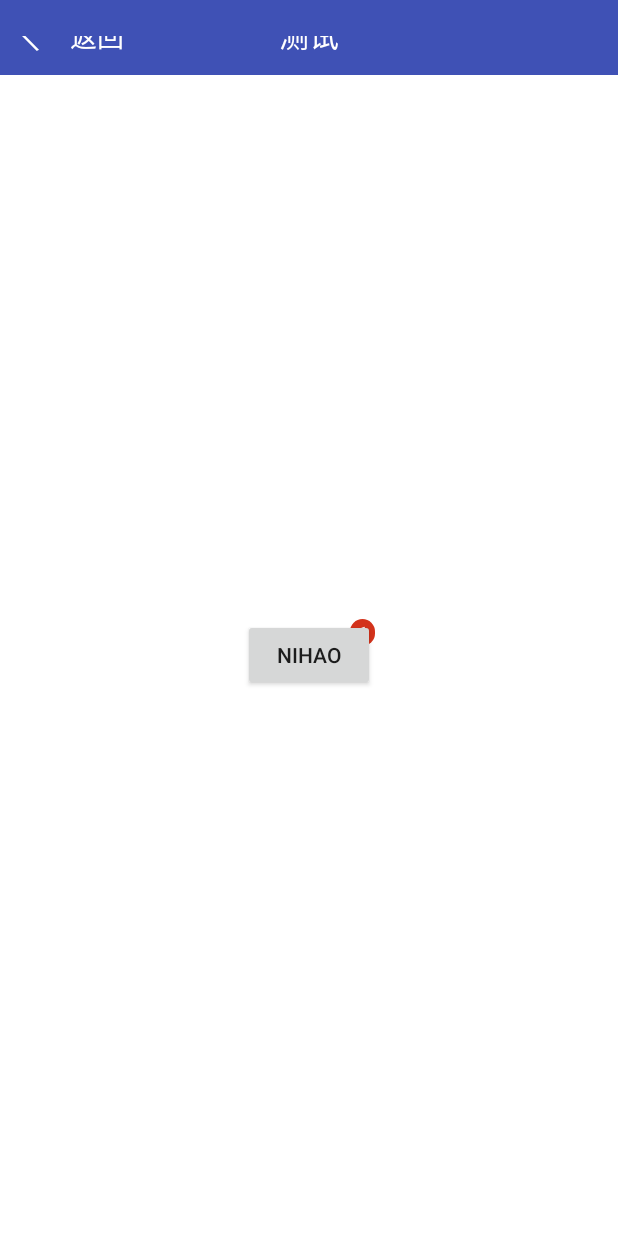
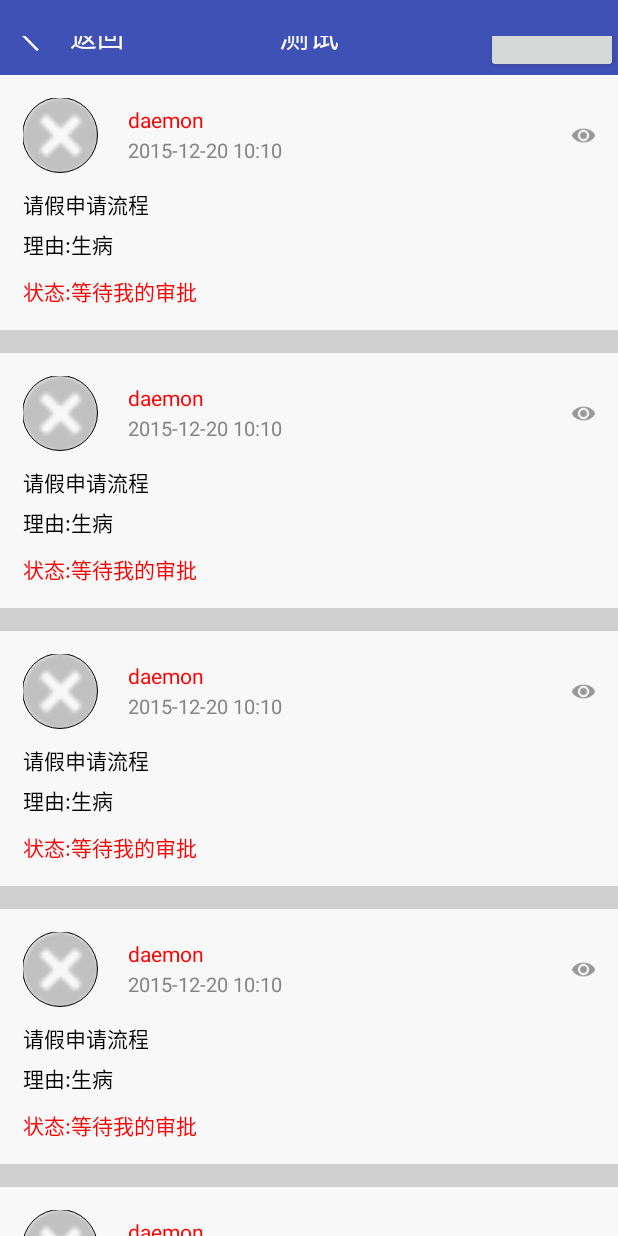
Before and after one commit to OurWorkAndroid/AS_Staff, an Android app: the screen it shows after launch (MainActivity), on a phone screen of 412 x 824 dp. Run offline under Robolectric (Android 15) with nearby library versions, the phone set to English and light mode, and no system bars; our stand-ins replace CircleImageView.

Commit message:
增加公用的SwipeRefreshLayout,解决滑动冲突

```diff
--- a/app/src/main/java/com/staff/activities/MainActivity.java
+++ b/app/src/main/java/com/staff/activities/MainActivity.java
@@ -1,33 +1,48 @@
 package com.staff.activities;
 
-import android.app.Activity;
-import android.content.Intent;
 import android.os.Bundle;
-import android.view.LayoutInflater;
 import android.view.View;
-import android.view.ViewGroup;
 import android.widget.Button;
+import android.widget.ListView;
 
 import com.jauker.widget.BadgeView;
 import com.staff.activities.base.BaseActivity;
+import com.staff.adapters.ApprovalAdapter;
 import com.staff.main.R;
 
 public class MainActivity extends BaseActivity {
     private int count = 0;
+    private BadgeView badgeView;
+    ApprovalAdapter approvalAdapter;
     @Override
     protected void onCreate(Bundle savedInstanceState) {
         super.onCreate(savedInstanceState);
-        Button btn_test = (Button)findViewById(R.id.btn_test);
-        final BadgeView badgeView = new BadgeView(this);
+        Button btn_test = new Button(this);
+        badgeView = new BadgeView(this);
         badgeView.setTargetView(btn_test);
         badgeView.setBadgeCount(++count);
         btn_test.setOnClickListener(new View.OnClickListener() {
             @Override
             public void onClick(View v) {
-               startActivity(new Intent(MainActivity.this,QRCodeCaptureActivity.class));
+                badgeView.setBadgeCount(++count);
+                //startActivity(new Intent(MainActivity.this,QRCodeCaptureActivity.class));
             }
         });
 
+        setTitleRightView(btn_test);
+
+        ListView lv_approval = (ListView)findViewById(R.id.lv_approval);
+         approvalAdapter = new ApprovalAdapter(this,"daemon");
+        lv_approval.setAdapter(approvalAdapter);
+        resolveRefreshScrollConflict(lv_approval);
+    }
+
+
+    @Override
+    public boolean onPullDownRefreshAllData() {
+        approvalAdapter.setName(String.valueOf(++count));
+        approvalAdapter.notifyDataSetChanged();
+        return false;
     }
 
     @Override
--- a/app/src/main/java/com/staff/activities/QRCodeCaptureActivity.java
+++ b/app/src/main/java/com/staff/activities/QRCodeCaptureActivity.java
@@ -163,8 +163,13 @@ public final class QRCodeCaptureActivity extends BaseActivity implements Surface
 	}
 
 	@Override
+	public boolean onPullDownRefreshAllData() {
+		return false;
+	}
+
+	@Override
 	public int getContentLayoutID() {
-		return 1;
+		return 0;
 	}
 
 
--- a/app/src/main/java/com/staff/activities/base/BaseActivity.java
+++ b/app/src/main/java/com/staff/activities/base/BaseActivity.java
@@ -1,20 +1,21 @@
 package com.staff.activities.base;
 
-import android.os.Build;
 import android.os.Bundle;
+import android.os.SystemClock;
+import android.support.v4.widget.SwipeRefreshLayout;
 import android.text.TextUtils;
 import android.view.LayoutInflater;
 import android.view.View;
 import android.view.ViewGroup;
+import android.widget.AbsListView;
 import android.widget.Button;
 import android.widget.RelativeLayout;
 import android.widget.TextView;
 import android.widget.Toast;
 
 import com.staff.main.R;
+import com.staff.utils.NetworkUtils;
 import com.staff.utils.StringUtils;
-
-import java.io.PrintStream;
 
 /**
  * 名称: BaseActivity <br/>
@@ -23,6 +24,9 @@ import java.io.PrintStream;
 public abstract class BaseActivity extends AbsBaseActivity implements View.OnClickListener {
 
     private Toast mToast;
+    private SwipeRefreshLayout mRefreshView;
+    private long mLastRefreshTime;
+
     @Override
     protected void onCreate(Bundle savedInstanceState) {
         super.onCreate(savedInstanceState);
@@ -36,11 +40,74 @@ public abstract class BaseActivity extends AbsBaseActivity implements View.OnCli
         setTitleLeftView(null);
         setTitleCenterView(null);
         setTitleRightView(null);
-        try {
-            View view = LayoutInflater.from(this).inflate(getContentLayoutID(),rootView,false);
-            if(view!=null)rootView.addView(view);
-        }catch (Exception e){
-            e.printStackTrace();
+
+        if (findViewById(R.id.refreshLayout) instanceof SwipeRefreshLayout) {
+            mRefreshView = (SwipeRefreshLayout)findViewById(R.id.refreshLayout);
+//            mRefreshView.setColorSchemeResources(R.color.white,
+//                    R.color.bg_gray,
+//                    R.color.blue,
+//                    R.color.theme);
+            mRefreshView.setProgressBackgroundColorSchemeColor(getResources().getColor(R.color.theme));
+            mRefreshView.setProgressViewEndTarget(true,100);
+            mRefreshView.setDistanceToTriggerSync(200);
+
+            mRefreshView.setOnRefreshListener(new SwipeRefreshLayout.OnRefreshListener() {
+                @Override
+                public void onRefresh() {
+                    if (!NetworkUtils.isNetworkAvailable(BaseActivity.this)) {
+                        showTip("网络不给力");
+                        mRefreshView.setRefreshing(false);
+                    } else {
+                        long curTime = SystemClock.uptimeMillis();
+                        if ((curTime - mLastRefreshTime) > 5000) { // 60 * 1000 (1分钟)
+                            onPullDownRefreshAllData();
+                        } else {
+                            showTip("已经是最新数据了!");
+                        }
+                        mRefreshView.setRefreshing(false);
+                        mLastRefreshTime = curTime;
+                    }
+                }
+            });
+            try {
+                View view = LayoutInflater.from(this).inflate(getContentLayoutID(),mRefreshView,false);
+                if(view!=null)mRefreshView.addView(view);
+            }catch (Exception e){
+                e.printStackTrace();
+            }
+        }
+
+    }
+
+    /**
+     * 下拉刷新所有数据
+     */
+    public abstract boolean onPullDownRefreshAllData();
+
+    /**
+     * 解决滑动冲突
+     * @param view
+     */
+    protected void resolveRefreshScrollConflict(AbsListView view){
+        if(view != null && mRefreshView != null){
+            view.setOnScrollListener(new AbsListView.OnScrollListener()
+            {
+                @Override
+                public void onScrollStateChanged(AbsListView absListView, int i)
+                {
+                }
+
+                @Override
+                public void onScroll(AbsListView absListView, int firstVisibleItem, int visibleItemCount, int totalItemCount)
+                {
+                    View firstView = absListView.getChildAt(firstVisibleItem);
+                    if (firstVisibleItem == 0 && (firstView == null || firstView.getTop() == 0)) {
+                        mRefreshView.setEnabled(true);
+                    } else {
+                        mRefreshView.setEnabled(false);
+                    }
+                }
+            });
         }
     }
 
@@ -75,7 +142,7 @@ public abstract class BaseActivity extends AbsBaseActivity implements View.OnCli
     }
 
     protected void setTitleCenterView(View view){
-        if(view == null) {
+        if (view == null) {
             setTitle("测试");
         }else{
             TextView tv_base_title = (TextView) findViewById(R.id.tv_base_title);
@@ -131,4 +198,10 @@ public abstract class BaseActivity extends AbsBaseActivity implements View.OnCli
             });
         }
     }
+
+    @Override
+    protected void onPause() {
+        super.onPause();
+        if(mRefreshView!=null)mRefreshView.setRefreshing(false);
+    }
 }
--- /dev/null
+++ b/app/src/main/java/com/staff/adapters/ApprovalAdapter.java
@@ -0,0 +1,68 @@
+package com.staff.adapters;
+
+import android.content.Context;
+import android.view.LayoutInflater;
+import android.view.View;
+import android.view.ViewGroup;
+import android.widget.BaseAdapter;
+import android.widget.TextView;
+
+import com.staff.customviews.CircleImageView;
+import com.staff.main.R;
+
+/**
+ * Created by dengyaoning on 16/4/19.
+ * 审批流程适配器
+ */
+public class ApprovalAdapter extends BaseAdapter{
+    private Context context;
+    private String name;
+
+    public ApprovalAdapter(Context context,String name) {
+        this.context = context;
+        setName(name);
+    }
+
+    public void setName(String name){
+        this.name = name;
+    }
+
+    @Override
+    public int getCount() {
+        return 5;
+    }
+
+    @Override
+    public Object getItem(int position) {
+        return null;
+    }
+
+    @Override
+    public long getItemId(int position) {
+        return 0;
+    }
+
+    @Override
+    public View getView(int position, View convertView, ViewGroup parent) {
+        ViewHolder holder = null;
+        if(convertView == null){
+            convertView = LayoutInflater.from(context).inflate(R.layout.item_approval,parent,false);
+            holder = new ViewHolder();
+
+            holder.tv_approval_name = (TextView)convertView.findViewById(R.id.tv_approval_name);
+
+            convertView.setTag(holder);
+        }else{
+            holder = (ViewHolder)convertView.getTag();
+        }
+        holder.tv_approval_name.setText(name);
+        return convertView;
+    }
+
+    static class ViewHolder {
+        TextView tv_approval_name,tv_approval_time,tv_approval_flow,tv_approval_reason,
+                tv_approval_state;
+        CircleImageView iv_approval_head;
+
+    }
+}
--- a/app/src/main/res/layout/activity_base.xml
+++ b/app/src/main/res/layout/activity_base.xml
@@ -41,4 +41,13 @@
     </RelativeLayout>
 
 
+    <android.support.v4.widget.SwipeRefreshLayout
+        android:id="@+id/refreshLayout"
+        android:layout_width="match_parent"
+        android:layout_height="match_parent"
+        android:background="@color/bg_gray"
+        >
+
+    </android.support.v4.widget.SwipeRefreshLayout>
+
 </LinearLayout>
--- a/app/src/main/res/layout/activity_main.xml
+++ b/app/src/main/res/layout/activity_main.xml
@@ -6,12 +6,12 @@
     android:fitsSystemWindows="true"
     tools:context="com.staff.activities.MainActivity">
 
+    <ListView
+        android:id="@+id/lv_approval"
+        android:layout_width="match_parent"
+        android:layout_height="match_parent"
+        android:dividerHeight="15dp"
+        android:divider="@color/gray"
+        />
 
-    <Button
-        android:id="@+id/btn_test"
-        android:layout_height="wrap_content"
-        android:layout_width="wrap_content"
-        android:text="nihao"
-        android:layout_centerInParent="true"
-        />
 </RelativeLayout>
--- /dev/null
+++ b/app/src/main/res/layout/item_approval.xml
@@ -0,0 +1,98 @@
+<?xml version="1.0" encoding="utf-8"?>
+<RelativeLayout xmlns:android="http://schemas.android.com/apk/res/android"
+    android:layout_width="match_parent"
+    android:layout_height="match_parent"
+    android:padding="15dp"
+    >
+
+    <RelativeLayout
+        android:id="@+id/rLayout_approval_head"
+        android:layout_width="match_parent"
+        android:layout_height="wrap_content"
+        android:orientation="horizontal"
+        >
+
+        <com.staff.customviews.CircleImageView
+            android:id="@+id/iv_approval_head"
+            android:layout_width="50dp"
+            android:layout_height="50dp"
+            android:src="@drawable/icon_edittext_clear_nor"
+            android:layout_centerVertical="true"
+            />
+
+        <LinearLayout
+            android:layout_width="wrap_content"
+            android:layout_height="40dp"
+            android:layout_centerVertical="true"
+            android:layout_toRightOf="@id/iv_approval_head"
+            android:layout_marginLeft="20dp"
+            android:orientation="vertical"
+            >
+
+            <TextView
+                android:id="@+id/tv_approval_name"
+                android:layout_width="wrap_content"
+                android:layout_height="0dp"
+                android:layout_weight="1"
+                android:textSize="14sp"
+                android:textColor="@color/red"
+                android:text="Daemon"
+                android:gravity="center_vertical"
+                />
+
+            <TextView
+                android:id="@+id/tv_approval_time"
+                android:layout_width="wrap_content"
+                android:layout_height="0dp"
+                android:layout_weight="1"
+                android:textSize="13sp"
+                android:textColor="@color/font_gray"
+                android:text="2015-12-20 10:10"
+                android:gravity="center_vertical"
+                />
+
+
+        </LinearLayout>
+
+        <ImageView
+            android:layout_width="wrap_content"
+            android:layout_height="wrap_content"
+            android:layout_centerVertical="true"
+            android:layout_alignParentRight="true"
+            android:src="@drawable/login_password_hide"
+            />
+    </RelativeLayout>
+
+    <TextView
+        android:id="@+id/tv_approval_flow"
+        android:layout_width="wrap_content"
+        android:layout_height="wrap_content"
+        android:layout_below="@id/rLayout_approval_head"
+        android:layout_marginTop="10dp"
+        android:textColor="#000000"
+        android:textSize="14sp"
+        android:text="请假申请流程"
+        />
+
+    <TextView
+        android:id="@+id/tv_approval_reason"
+        android:layout_width="wrap_content"
+        android:layout_height="wrap_content"
+        android:layout_below="@id/tv_approval_flow"
+        android:layout_marginTop="5dp"
+        android:textColor="#000000"
+        android:textSize="14sp"
+        android:text="理由:生病"
+        />
+
+    <TextView
+        android:id="@+id/tv_approval_state"
+        android:layout_width="wrap_content"
+        android:layout_height="wrap_content"
+        android:layout_below="@id/tv_approval_reason"
+        android:layout_marginTop="10dp"
+        android:textColor="@color/red"
+        android:textSize="14sp"
+        android:text="状态:等待我的审批"
+        />
+</RelativeLayout>
```
